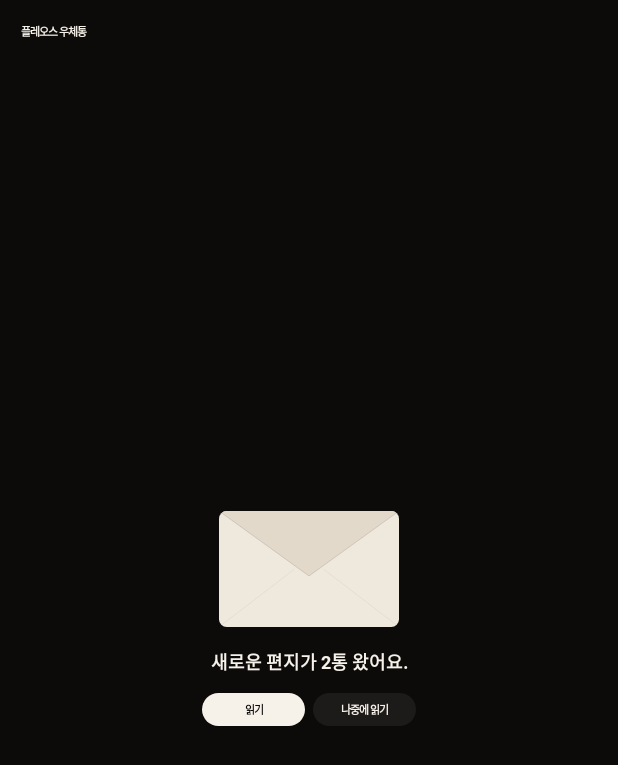
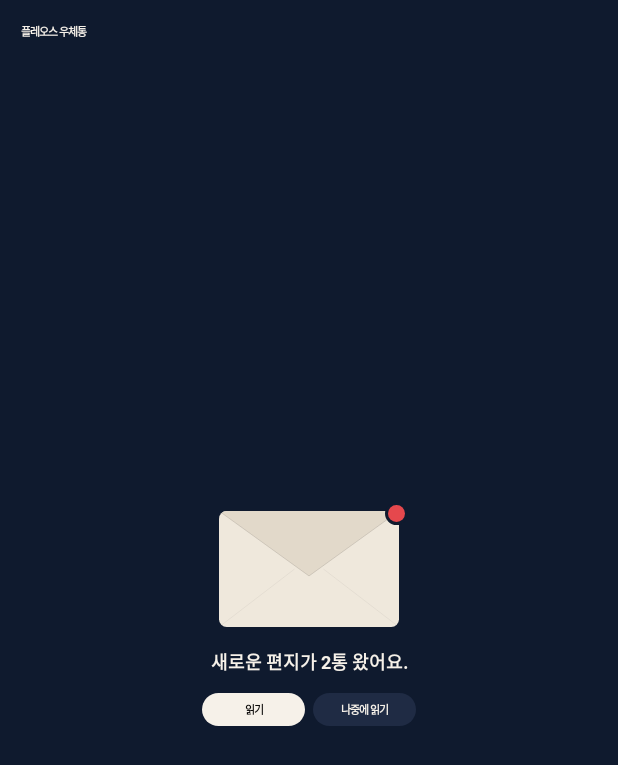
Before and after one commit to heokyeol/Pleos-Postbox, an Android app built with Jetpack Compose: the screen it shows after launch (MainActivity), after a tap on "확인", on a phone screen of 412 x 824 dp. Shown: the top 765 px of the screen. Run offline under Robolectric (Android 15) with nearby library versions, the phone set to English and light mode, and no system bars; Roboto replaces fonts that are not available here.

Commit message:
차량 앱: 미드나잇 네이비 배경, 도착 화면 봉투에 빨간 점
모든 화면 바탕을 따뜻한 검정에서 미드나잇 네이비(#0F1A2E)로 바꾸고 버튼·구분선 색을 맞췄다.
새 편지 도착 화면의 봉투 오른쪽 위 꼭짓점에 빨간 점을 달아 새 알림임을 보이게 했다.
release APK를 다시 만들었다.

```diff
--- a/app/src/main/java/com/pleospostbox/car/ui/ArchiveScreen.kt
+++ b/app/src/main/java/com/pleospostbox/car/ui/ArchiveScreen.kt
@@ -47,7 +47,7 @@ fun ArchiveScreen(
     val groups = remember(letters, zone) { letters.groupBy { TimeLabels.localDate(it.createdAt, zone) }
         .mapValues { (_, day) -> day.sortedBy { it.createdAt } } }
     val today = TimeLabels.localDate(nowMs, zone)
-    Column(Modifier.fillMaxSize().background(Ink.Black)) {
+    Column(Modifier.fillMaxSize().background(Ink.Night)) {
         Row(
             Modifier.padding(start = 64.u, end = 64.u, top = 48.u).fillMaxWidth().height(104.u),
             verticalAlignment = Alignment.CenterVertically,
--- a/app/src/main/java/com/pleospostbox/car/ui/LandingScreens.kt
+++ b/app/src/main/java/com/pleospostbox/car/ui/LandingScreens.kt
@@ -44,7 +44,7 @@ import com.pleospostbox.car.R
 @Composable
 fun PairingScreen(code: String, onConfirm: () -> Unit) {
     val url = stringResource(R.string.web_url) + "?code=" + code
-    Row(Modifier.fillMaxSize().background(Ink.Black).padding(start = 48.u, top = 48.u, bottom = 48.u, end = 96.u)) {
+    Row(Modifier.fillMaxSize().background(Ink.Night).padding(start = 48.u, top = 48.u, bottom = 48.u, end = 96.u)) {
         Column(Modifier.weight(1f).fillMaxHeight(), verticalArrangement = Arrangement.SpaceBetween) {
             Brand(height = 30, textSize = 36)
             Column {
@@ -83,7 +83,7 @@ fun QrCode(content: String, modifier: Modifier) {
 /** C2 편지 없음: 점선 빈 종이와 한 줄. */
 @Composable
 fun EmptyScreen(onInvite: () -> Unit) {
-    Box(Modifier.fillMaxSize().background(Ink.Black)) {
+    Box(Modifier.fillMaxSize().background(Ink.Night)) {
         Column(
             Modifier.offset(48.u, 48.u).width(240.u).height(984.u),
             verticalArrangement = Arrangement.SpaceBetween,
@@ -115,7 +115,7 @@ fun EmptyScreen(onInvite: () -> Unit) {
 /** 주행 중 잠금. 그림·버튼·움직임 없음. */
 @Composable
 fun LockedScreen(newCount: Int) {
-    Box(Modifier.fillMaxSize().background(Ink.Black), contentAlignment = Alignment.Center) {
+    Box(Modifier.fillMaxSize().background(Ink.Night), contentAlignment = Alignment.Center) {
         Column(horizontalAlignment = Alignment.CenterHorizontally, verticalArrangement = Arrangement.spacedBy(28.u)) {
             Box(Modifier.size(140.u).clip(CircleShape).background(Ink.Surface), contentAlignment = Alignment.Center) {
                 Image(painterResource(R.drawable.ic_lock), null, Modifier.size(60.u), colorFilter = ColorFilter.tint(Ink.White))
@@ -139,13 +139,21 @@ fun LockedScreen(newCount: Int) {
 /** 시동 전에 온 새 편지: 봉투, "새로운 편지가 n통 왔어요.", 읽기 / 나중에 읽기. */
 @Composable
 fun ArrivedScreen(count: Int, onRead: () -> Unit, onLater: () -> Unit) {
-    Box(Modifier.fillMaxSize().background(Ink.Black)) {
+    Box(Modifier.fillMaxSize().background(Ink.Night)) {
         Brand(Modifier.offset(64.u, 76.u), textSize = 34)
         Column(
             Modifier.align(Alignment.Center),
             horizontalAlignment = Alignment.CenterHorizontally,
         ) {
-            Envelope(Modifier.size(560.u, 360.u).clip(RoundedCornerShape(24.u)))
+            // 새 알림 표시: 봉투 오른쪽 위 꼭짓점에 걸친 빨간 점. 바탕색 테두리로 봉투와 떼어 보이게 한다.
+            Box(Modifier.size(560.u, 360.u)) {
+                Envelope(Modifier.fillMaxSize().clip(RoundedCornerShape(24.u)))
+                Box(
+                    Modifier.align(Alignment.TopEnd).offset(28.u, (-28).u).size(72.u)
+                        .clip(CircleShape).background(Ink.Night).padding(8.u)
+                        .clip(CircleShape).background(Ink.Unread)
+                )
+            }
             Spacer(Modifier.height(64.u))
             Text(
                 stringResource(R.string.arrived_title, count),
--- a/app/src/main/java/com/pleospostbox/car/ui/PostboxApp.kt
+++ b/app/src/main/java/com/pleospostbox/car/ui/PostboxApp.kt
@@ -27,7 +27,7 @@ fun PostboxApp(vm: CarViewModel, speech: SpeechInput, now: () -> Long, onNotice:
     val played = remember { mutableSetOf<String>() }
     val zone = remember { ZoneId.systemDefault() }
 
-    BoxWithConstraints(Modifier.fillMaxSize().background(Ink.Black)) {
+    BoxWithConstraints(Modifier.fillMaxSize().background(Ink.Night)) {
         val unit = minOf(maxWidth.value / 1920f, maxHeight.value / 1080f)
         CompositionLocalProvider(LocalUnit provides unit, LocalTextStyle provides LocalTextStyle.current.copy(fontFamily = AppFont)) {
             if (pairing) {
--- a/app/src/main/java/com/pleospostbox/car/ui/Theme.kt
+++ b/app/src/main/java/com/pleospostbox/car/ui/Theme.kt
@@ -13,9 +13,10 @@ import androidx.compose.ui.unit.sp
 
 /** docs/design/screens.html, car-v2.html 의 색. */
 object Ink {
-    val Black = Color(0xFF0C0B0A)      // 따뜻한 검정
-    val Surface = Color(0xFF1D1B19)    // 어두운 바탕 위 버튼·패널
-    val Line = Color(0xFF36322E)
+    val Black = Color(0xFF0C0B0A)      // 따뜻한 검정 (QR, 밝은 버튼 위 글자)
+    val Night = Color(0xFF0F1A2E)      // 바탕: 미드나잇 네이비 단색
+    val Surface = Color(0xFF1F2B44)    // 남색 바탕 위 버튼·패널
+    val Line = Color(0xFF34405C)
     val White = Color(0xFFF6F1E9)      // 글자·주 버튼
     val Paper = Color(0xFFFFFFFF)      // 종이만 순백
     val Dim = Color(0xFFA9A198)        // 보조 글자
--- a/app/src/main/res/values/themes.xml
+++ b/app/src/main/res/values/themes.xml
@@ -5,5 +5,5 @@
         <item name="android:statusBarColor">@color/black</item>
         <item name="android:navigationBarColor">@color/black</item>
     </style>
-    <color name="black">#FF0C0B0A</color>
+    <color name="black">#FF0F1A2E</color>
 </resources>
```
Also changed, not shown: 1 other file.
